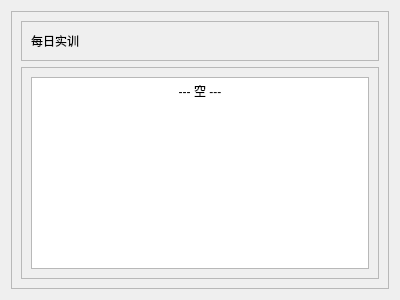
Old version of the form res/ui/set_08.ui in the repository Shasnow/StarRailAssistant.
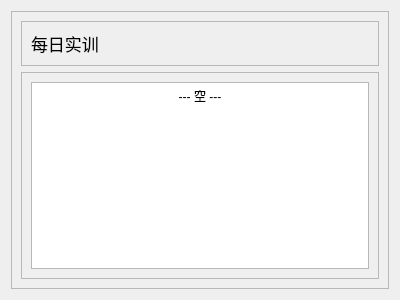
New version of the form.

Commit message: change font size

What changed in the file:
```diff
--- a/res/ui/set_08.ui
+++ b/res/ui/set_08.ui
@@ -10,6 +10,11 @@
     <height>300</height>
    </rect>
   </property>
+  <property name="font">
+   <font>
+    <pointsize>13</pointsize>
+   </font>
+  </property>
   <property name="windowTitle">
    <string>Form</string>
   </property>
@@ -73,8 +78,8 @@
 hr { height: 1px; border-width: 0; }
 li.unchecked::marker { content: &quot;\2610&quot;; }
 li.checked::marker { content: &quot;\2612&quot;; }
-&lt;/style&gt;&lt;/head&gt;&lt;body style=&quot; font-family:'Microsoft YaHei UI'; font-size:9pt; font-weight:400; font-style:normal;&quot;&gt;
-&lt;p align=&quot;center&quot; style=&quot; margin-top:0px; margin-bottom:0px; margin-left:0px; margin-right:0px; -qt-block-indent:0; text-indent:0px;&quot;&gt;--- 空 ---&lt;/p&gt;&lt;/body&gt;&lt;/html&gt;</string>
+&lt;/style&gt;&lt;/head&gt;&lt;body style=&quot; font-family:'Microsoft YaHei UI'; font-size:13pt; font-weight:400; font-style:normal;&quot;&gt;
+&lt;p align=&quot;center&quot; style=&quot; margin-top:0px; margin-bottom:0px; margin-left:0px; margin-right:0px; -qt-block-indent:0; text-indent:0px;&quot;&gt;&lt;span style=&quot; font-size:9pt;&quot;&gt;--- 空 ---&lt;/span&gt;&lt;/p&gt;&lt;/body&gt;&lt;/html&gt;</string>
            </property>
           </widget>
          </item>
```
The commit also changes 10 other files.
